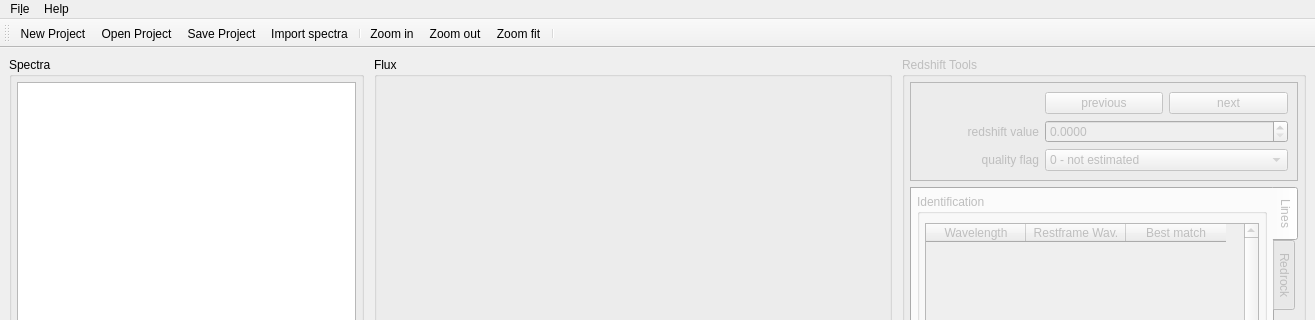
Old version of the form src/redmost/ui/main_window.ui in the repository mauritiusdadd/redmost; both pictures show x 0 to 1315 and y 0 to 320 of the 1315 by 849 pixel window.
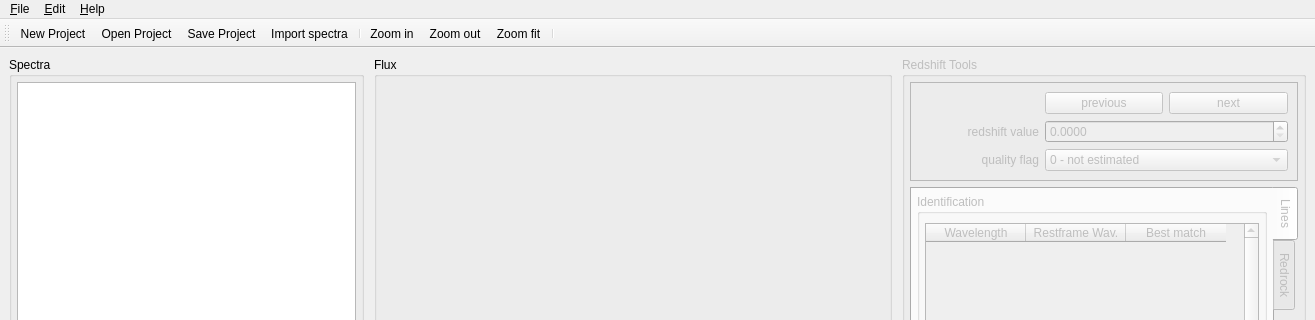
New version of the form. Icons and pictures are not drawn.

Commit message: Update ui settings and fix type-hinting

The edit to the form file:
```diff
--- a/src/redmost/ui/main_window.ui
+++ b/src/redmost/ui/main_window.ui
@@ -1065,7 +1065,7 @@
    </property>
    <widget class="QMenu" name="menuFile">
     <property name="title">
-     <string>Fi&amp;le</string>
+     <string>&amp;File</string>
     </property>
     <addaction name="action_open_project"/>
     <addaction name="action_save_project"/>
@@ -1078,7 +1078,7 @@
    </widget>
    <widget class="QMenu" name="menu_about">
     <property name="title">
-     <string>Help</string>
+     <string>&amp;Help</string>
     </property>
     <addaction name="separator"/>
     <addaction name="action_online_user_manual"/>
@@ -1086,7 +1086,14 @@
     <addaction name="action_controls_layout"/>
     <addaction name="action_about"/>
    </widget>
+   <widget class="QMenu" name="menu_edit">
+    <property name="title">
+     <string>&amp;Edit</string>
+    </property>
+    <addaction name="action_settings"/>
+   </widget>
    <addaction name="menuFile"/>
+   <addaction name="menu_edit"/>
    <addaction name="menu_about"/>
   </widget>
   <widget class="QStatusBar" name="statusbar"/>
```
Left out of the diff: 5 changed lines with no effect on the pictures. The commit also changes 4 other files.
